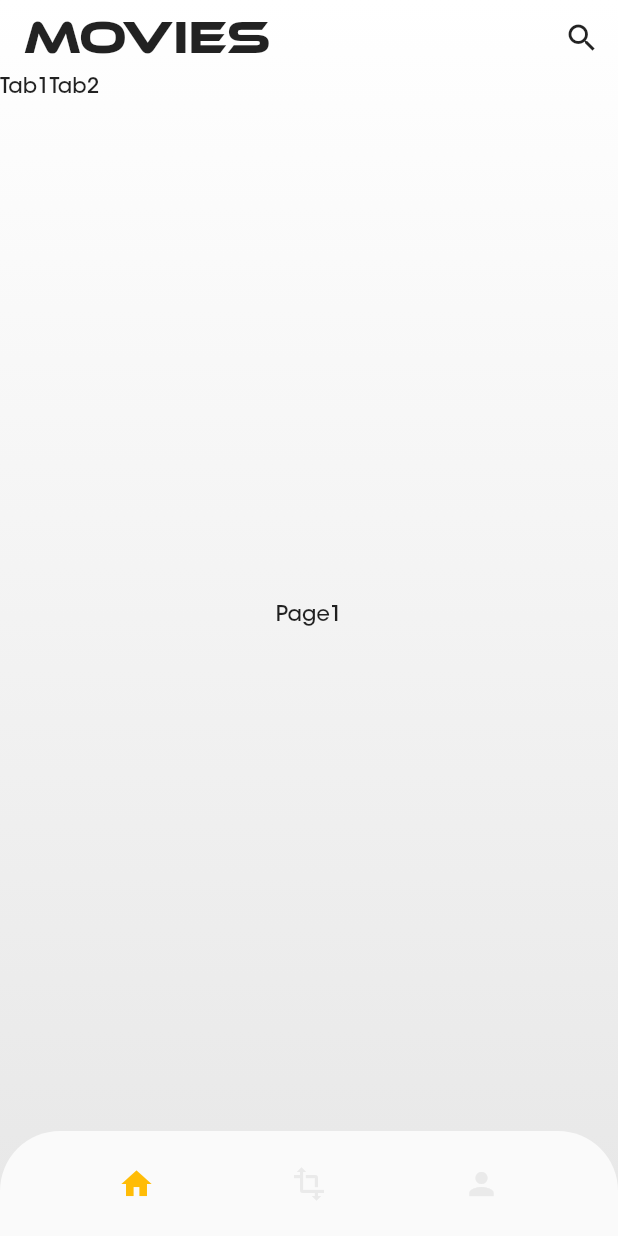
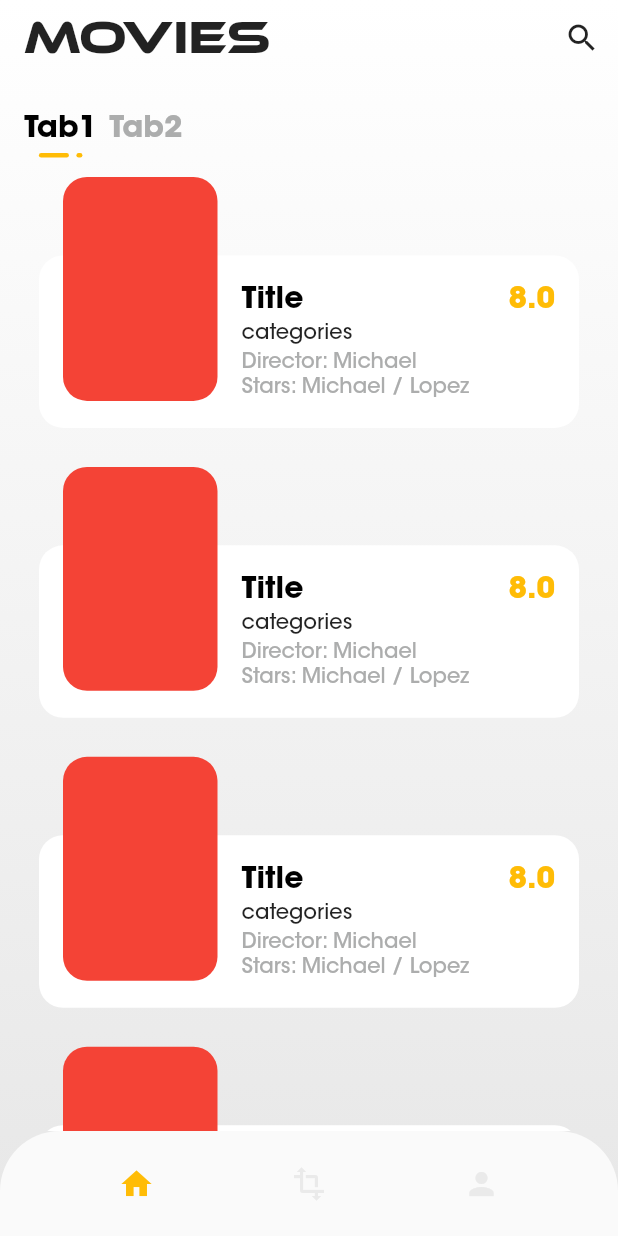
Before and after one commit to pawelsa/MovieAppFlutter, a Flutter app: the screen it shows after launch, on a phone screen of 412 x 824 dp. Run offline on Flutter 3.47's test engine with Material 2 defaults, Android fonts, the light colour scheme and no system bars; our stand-ins replace flutter_riverpod; generated files the repository leaves out were written again.

Commit message:
created list and refactored tab_pager

```diff
--- a/lib/local/app_en.arb
+++ b/lib/local/app_en.arb
@@ -8,5 +8,21 @@
   "appBarTvShows": "Movies",
   "@appBarTvShows": {},
   "appBarProfile": "Movies",
-  "@appBarProfile": {}
+  "@appBarProfile": {},
+  "director": "Director: {director}",
+  "@director": {
+    "placeholders": {
+      "director": {
+        "type": "String"
+      }
+    }
+  },
+  "stars": "Stars: {stars}",
+  "@stars": {
+    "placeholders": {
+      "stars": {
+        "type": "String"
+      }
+    }
+  }
 }
--- a/lib/main.dart
+++ b/lib/main.dart
@@ -37,6 +37,7 @@ class MyApp extends StatelessWidget {
       localizationsDelegates: AppLocalizations.localizationsDelegates,
       supportedLocales: AppLocalizations.supportedLocales,
       theme: ThemeData(
+        brightness: Brightness.light,
         primarySwatch: Colors.blue,
         textTheme: textTheme.copyWith(
           headline1: textTheme.headline1!.copyWith(
@@ -45,13 +46,14 @@ class MyApp extends StatelessWidget {
             color: MovieColors.greyText,
           ),
           headline2: textTheme.headline2!.copyWith(
-            fontFamily: fontItcAvantGardeStd,
-            fontWeight: FontWeight.w700,
-            color: Colors.black,
-          ),
+              fontFamily: fontItcAvantGardeStd,
+              fontWeight: FontWeight.w700,
+              color: Colors.black,
+              fontSize: 20),
           headline3: textTheme.headline3!.copyWith(
             fontFamily: fontItcAvantGardeStd,
             color: MovieColors.greyText,
+            fontSize: 14.0,
           ),
           headline4: textTheme.headline4!.copyWith(
             fontFamily: fontItcAvantGardeStd,
--- a/lib/pages/movie/movie_page.dart
+++ b/lib/pages/movie/movie_page.dart
@@ -1,7 +1,20 @@
 import 'package:flutter/material.dart';
 import 'package:flutter_riverpod/flutter_riverpod.dart';
+import 'package:movie_app_flutter/widgets/card_item.dart';
+import 'package:movie_app_flutter/widgets/tab_pager.dart';
 
 final _pageProvider = StateProvider((ref) => 0);
+
+class ContentData {
+  final String title;
+  final String grade;
+  final String director;
+  final String stars;
+  final String posterPath;
+
+  ContentData(
+      this.title, this.grade, this.director, this.stars, this.posterPath);
+}
 
 class MoviePage extends ConsumerWidget {
   final _pageController = PageController();
@@ -10,21 +23,33 @@ class MoviePage extends ConsumerWidget {
   Widget build(BuildContext context, ScopedReader watch) {
     final currentPage = watch(_pageProvider).state;
     // _pageController.animateToPage(currentPage, duration: Duration(milliseconds: 200), curve: Curves.easeInOut);
+
+    final size = MediaQuery.of(context).size;
+
     return Column(
       children: [
-        Row(
-          children: [
-            Text("Tab1"),
-            Text("Tab2"),
-          ],
+        Padding(
+          padding: const EdgeInsets.only(
+            left: 12.0,
+            top: 20.0,
+          ),
+          child:
+              MovieTabPager(currentPage: currentPage, tabs: ["Tab1", "Tab2"]),
         ),
         Expanded(
           child: PageView(
             controller: _pageController,
             onPageChanged: (page) => context.read(_pageProvider).state = page,
             children: [
-              Center(
-                child: Text("Page1"),
+              ListView.builder(
+                itemCount: 10,
+                itemBuilder: (context, index) {
+                  return CardItem(
+                    content: ContentData(
+                        "Title", "8.0", "Michael", "Michael / Lopez", ""),
+                    width: size.width,
+                  );
+                },
               ),
               Center(
                 child: Text("Page2"),
--- /dev/null
+++ b/lib/resources/dimen.dart
@@ -0,0 +1,15 @@
+class Dimen {
+  static const tabIndicatorWiderWidth = 20.0;
+  static const tabIndicatorRadius = 3.0;
+  static const tabIndicatorHeight = 3.0;
+  static const tabIndicatorSpace = 5.0;
+  static const tabIndicatorShorterWidth = 4.0;
+  static const double tabTextPadding = 4.0;
+  static const double cardItemHorizontalPadding = 26.0;
+  static const double cardItemVerticalPadding = 13.0;
+  static const double posterAspectRatio = 0.69;
+  static const double cardItemBorderRadius = 16.0;
+  static const double cardItemPosterHorizontalPadding = 16.0;
+  static const double itemPosterVerticalPadding = 18.0;
+  static const double cardItemColumnVerticalPadding = 18.0;
+}
--- /dev/null
+++ b/lib/widgets/card_item.dart
@@ -0,0 +1,116 @@
+import 'package:flutter/material.dart';
+import 'package:movie_app_flutter/common/extensions.dart';
+import 'package:movie_app_flutter/pages/movie/movie_page.dart';
+import 'package:movie_app_flutter/resources/colors.dart';
+import 'package:movie_app_flutter/resources/dimen.dart';
+
+class CardItem extends StatelessWidget {
+  final ContentData content;
+  final double width;
+
+  const CardItem({
+    Key? key,
+    required this.content,
+    required this.width,
+  }) : super(key: key);
+
+  @override
+  Widget build(BuildContext context) {
+    final posterWidth = width / 4;
+    final posterHeight = posterWidth / Dimen.posterAspectRatio;
+
+    // TODO make prettier inkWell
+    return InkWell(
+      onTap: () {},
+      child: Padding(
+        padding: const EdgeInsets.symmetric(
+          horizontal: Dimen.cardItemHorizontalPadding,
+          vertical: Dimen.cardItemVerticalPadding,
+        ),
+        child: Stack(
+          children: [
+            Positioned(
+              bottom: 0.0,
+              left: 0.0,
+              right: 0.0,
+              child: Container(
+                padding: EdgeInsets.symmetric(
+                  vertical: Dimen.cardItemColumnVerticalPadding,
+                ),
+                decoration: BoxDecoration(
+                  color: Colors.white,
+                  borderRadius:
+                      BorderRadius.circular(Dimen.cardItemBorderRadius),
+                ),
+                child: Row(
+                  mainAxisSize: MainAxisSize.max,
+                  children: [
+                    SizedBox(
+                      width: posterWidth +
+                          2 * Dimen.cardItemPosterHorizontalPadding,
+                    ),
+                    Expanded(
+                      child: Column(
+                        crossAxisAlignment: CrossAxisAlignment.start,
+                        children: [
+                          Row(
+                            mainAxisSize: MainAxisSize.max,
+                            mainAxisAlignment: MainAxisAlignment.spaceBetween,
+                            children: [
+                              Expanded(
+                                  child: Text(
+                                content.title,
+                                style: Theme.of(context).textTheme.headline2,
+                              )),
+                              Padding(
+                                padding: const EdgeInsets.symmetric(
+                                  horizontal:
+                                      Dimen.cardItemPosterHorizontalPadding,
+                                ),
+                                child: Text(
+                                  content.grade,
+                                  style: Theme.of(context)
+                                      .textTheme
+                                      .headline2!
+                                      .copyWith(color: MovieColors.yellow),
+                                ),
+                              ),
+                            ],
+                          ),
+                          Padding(
+                            padding: const EdgeInsets.symmetric(vertical: 2.0),
+                            child: Text("categories"),
+                          ),
+                          Text(
+                            context.text.director(content.director),
+                            style: Theme.of(context).textTheme.headline3,
+                          ),
+                          Text(
+                            context.text.stars(content.stars),
+                            style: Theme.of(context).textTheme.headline3,
+                          )
+                        ],
+                      ),
+                    )
+                  ],
+                ),
+              ),
+            ),
+            Container(
+              margin: EdgeInsets.only(
+                left: Dimen.cardItemPosterHorizontalPadding,
+                bottom: Dimen.itemPosterVerticalPadding,
+              ),
+              width: posterWidth,
+              height: posterHeight,
+              decoration: BoxDecoration(
+                color: Colors.red,
+                borderRadius: BorderRadius.circular(Dimen.cardItemBorderRadius),
+              ),
+            )
+          ],
+        ),
+      ),
+    );
+  }
+}
--- /dev/null
+++ b/lib/widgets/tab_pager.dart
@@ -0,0 +1,71 @@
+import 'package:flutter/material.dart';
+import 'package:movie_app_flutter/resources/colors.dart';
+import 'package:movie_app_flutter/resources/dimen.dart';
+
+class MovieTabPager extends StatelessWidget {
+  final List<String> tabs;
+  final int currentPage;
+
+  const MovieTabPager({Key? key, required this.tabs, required this.currentPage})
+      : super(key: key);
+
+  @override
+  Widget build(BuildContext context) {
+    return Row(
+      children: tabs
+          .map(
+            (tabText) => _buildTab(
+              context,
+              tabText,
+              tabs.indexOf(tabText) == currentPage,
+            ),
+          )
+          .toList(),
+    );
+  }
+
+  Column _buildTab(BuildContext context, String tabText, bool isSelected) {
+    final selectedStyle = Theme.of(context).textTheme.headline2!;
+    final notSelectedStyle =
+        selectedStyle.copyWith(color: MovieColors.greyText);
+    final indicatorColor = isSelected ? MovieColors.yellow : Colors.transparent;
+    return Column(
+      children: [
+        Padding(
+          padding: const EdgeInsets.all(Dimen.tabTextPadding),
+          child: Text(
+            tabText,
+            style: isSelected ? selectedStyle : notSelectedStyle,
+          ),
+        ),
+        Row(
+          children: [
+            Container(
+              height: Dimen.tabIndicatorHeight,
+              width: Dimen.tabIndicatorWiderWidth,
+              decoration: BoxDecoration(
+                color: indicatorColor,
+                borderRadius: BorderRadius.circular(
+                  Dimen.tabIndicatorRadius,
+                ),
+              ),
+            ),
+            SizedBox(
+              width: Dimen.tabIndicatorSpace,
+            ),
+            Container(
+              height: Dimen.tabIndicatorHeight,
+              width: Dimen.tabIndicatorShorterWidth,
+              decoration: BoxDecoration(
+                color: indicatorColor,
+                borderRadius: BorderRadius.circular(
+                  Dimen.tabIndicatorRadius,
+                ),
+              ),
+            )
+          ],
+        )
+      ],
+    );
+  }
+}
```
